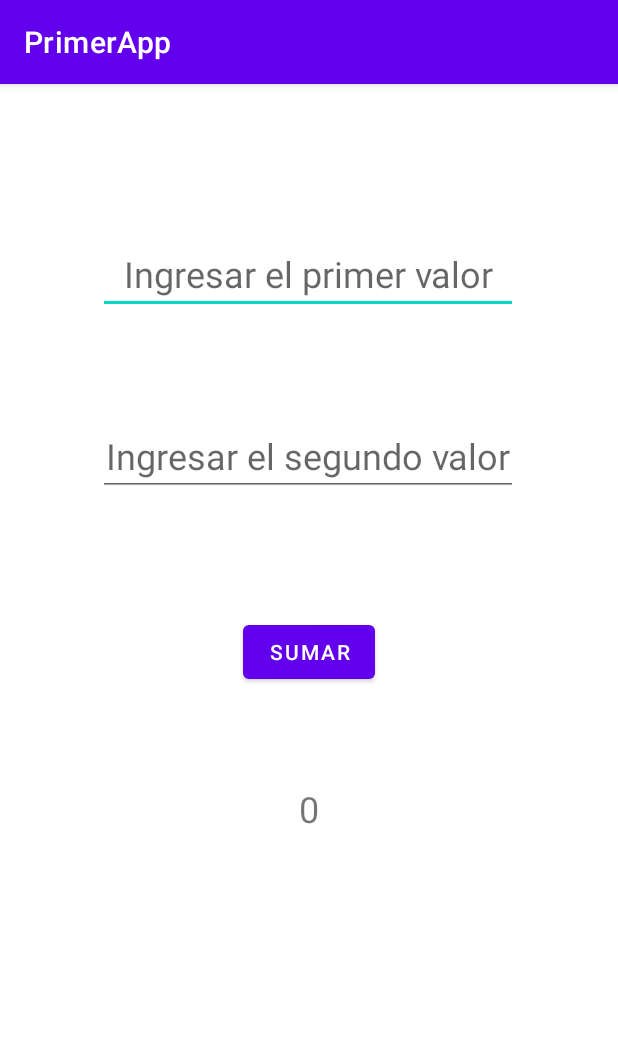
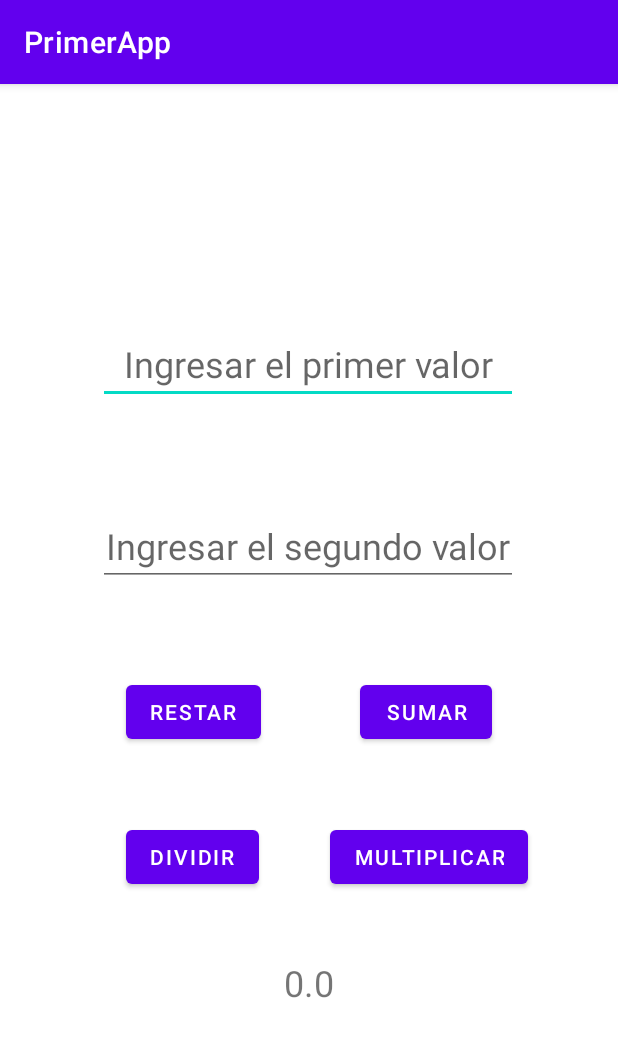
Before and after one commit to valenciajoel/PrimerApp, an Android app: the screen it shows after launch (MainActivity), after a tap on "SUMAR", on a phone screen of 412 x 824 dp. Shown: the top 1037 px of the screen. Run offline under Robolectric (Android 15) with nearby library versions, the phone set to English and light mode, and no system bars; 2 statements that could not run were skipped.

Commit message:
Creacion de ENUM de operaciones. En MainActivity se hizo un metodo que encapsule las operaciones. En el activity_main.xml se inserto los botones de las distintas operaciones.

```diff
--- a/app/src/main/java/com/juego/primerApp/MainActivity.java
+++ b/app/src/main/java/com/juego/primerApp/MainActivity.java
@@ -27,18 +27,41 @@ public class MainActivity extends AppCompatActivity {
 
     //Este metodo realiza la suma.
 
-    public void sumar(View view){
-        String valor1 = et1.getText().toString();
-        String valor2 = et2.getText().toString();
+    private void calcular(View view, Operacion operacion){
 
-        int num1 = Integer.parseInt(valor1);
-        int num2 = Integer.parseInt(valor2);
+        double num1 = Integer.parseInt(et1.getText().toString());
+        double num2 = Integer.parseInt(et2.getText().toString());
+        double resultado = 0;
+        switch (operacion){
+            case SUMA:
+                resultado = num1 + num2;
+                break;
+            case RESTA:
+                resultado = num1 - num2;
+                break;
+            case DIVISION:
+                resultado = num1 / num2;
+                break;
+            case MULTIPLICACION:
+                resultado = num1 * num2;
+                break;
+        }
 
-        int suma = num1 + num2;
-
-        String result = String.valueOf(suma);
-        tv1.setText(result);
+        tv1.setText(String.valueOf(resultado));
 
     }
 
+
+    public void suma(View view){
+        calcular(view,Operacion.SUMA);
+    }
+    public void resta(View view){
+        calcular(view,Operacion.RESTA);
+    }
+    public void multiplicacion(View view){
+        calcular(view,Operacion.MULTIPLICACION);
+    }
+    public void division(View view){
+        calcular(view,Operacion.DIVISION);
+    }
 }
--- /dev/null
+++ b/app/src/main/java/com/juego/primerApp/Operacion.java
@@ -0,0 +1,9 @@
+package com.juego.primerApp;
+
+public enum Operacion {
+
+    SUMA,RESTA,MULTIPLICACION,DIVISION;
+
+
+
+}
--- a/app/src/main/res/layout/activity_main.xml
+++ b/app/src/main/res/layout/activity_main.xml
@@ -10,7 +10,7 @@
         android:id="@+id/txt_num1"
         android:layout_width="wrap_content"
         android:layout_height="wrap_content"
-        android:layout_marginTop="100dp"
+        android:layout_marginTop="160dp"
         android:ems="10"
         android:hint="Ingresar el primer valor"
         android:inputType="number"
@@ -37,25 +37,66 @@
         app:layout_constraintTop_toBottomOf="@+id/txt_num1" />
 
     <Button
-        android:id="@+id/button"
+        android:id="@+id/button1"
         android:layout_width="wrap_content"
         android:layout_height="wrap_content"
-        android:layout_marginTop="80dp"
-        android:onClick="sumar"
+        android:layout_marginTop="60dp"
+        android:layout_marginEnd="84dp"
+        android:onClick="suma"
         android:text="Sumar"
         app:layout_constraintEnd_toEndOf="parent"
-        app:layout_constraintStart_toStartOf="parent"
         app:layout_constraintTop_toBottomOf="@+id/txt_num2" />
 
     <TextView
         android:id="@+id/txt_resultado"
-        android:layout_width="wrap_content"
-        android:layout_height="wrap_content"
-        android:layout_marginTop="64dp"
+        android:layout_width="139dp"
+        android:layout_height="39dp"
+        android:layout_marginTop="140dp"
         android:text="Resultado"
         android:textAlignment="center"
         android:textSize="24sp"
         app:layout_constraintEnd_toEndOf="parent"
         app:layout_constraintStart_toStartOf="parent"
-        app:layout_constraintTop_toBottomOf="@+id/button" />
+        app:layout_constraintTop_toBottomOf="@+id/button1" />
+
+    <Button
+        android:id="@+id/button2"
+        android:layout_width="wrap_content"
+        android:layout_height="wrap_content"
+        android:layout_marginStart="84dp"
+        android:layout_marginTop="60dp"
+        android:onClick="resta"
+        android:text="RESTAR"
+        app:layout_constraintEnd_toStartOf="@+id/button1"
+        app:layout_constraintHorizontal_bias="0.0"
+        app:layout_constraintStart_toStartOf="parent"
+        app:layout_constraintTop_toBottomOf="@+id/txt_num2" />
+
+    <Button
+        android:id="@+id/button3"
+        android:layout_width="wrap_content"
+        android:layout_height="wrap_content"
+        android:layout_marginTop="32dp"
+        android:layout_marginEnd="60dp"
+        android:onClick="multiplicacion"
+        android:text="MULTIPLICAR"
+        app:layout_constraintBottom_toBottomOf="parent"
+        app:layout_constraintEnd_toEndOf="parent"
+        app:layout_constraintTop_toBottomOf="@+id/button1"
+        app:layout_constraintVertical_bias="0.067" />
+
+    <Button
+        android:id="@+id/button4"
+        android:layout_width="wrap_content"
+        android:layout_height="wrap_content"
+        android:layout_marginStart="84dp"
+        android:layout_marginTop="32dp"
+        android:onClick="division"
+        android:text="DIVIDIR"
+        app:layout_constraintBottom_toBottomOf="parent"
+        app:layout_constraintEnd_toStartOf="@+id/button3"
+        app:layout_constraintHorizontal_bias="0.0"
+        app:layout_constraintStart_toStartOf="parent"
+        app:layout_constraintTop_toBottomOf="@+id/button2"
+        app:layout_constraintVertical_bias="0.067" />
 </androidx.constraintlayout.widget.ConstraintLayout>
```
